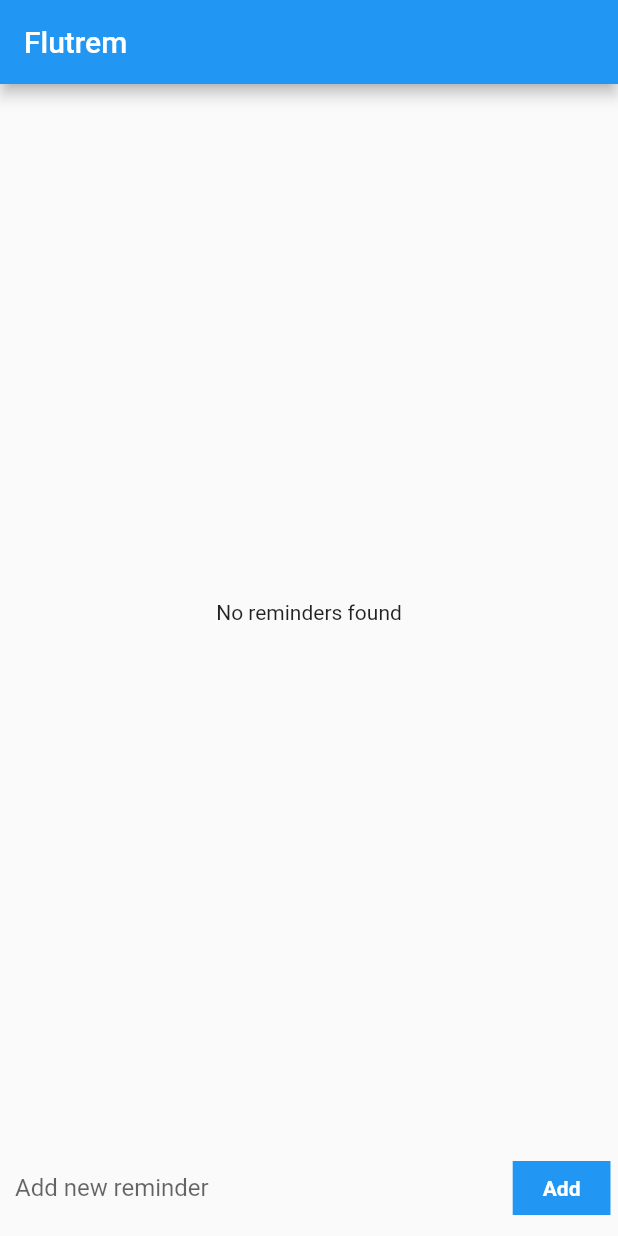
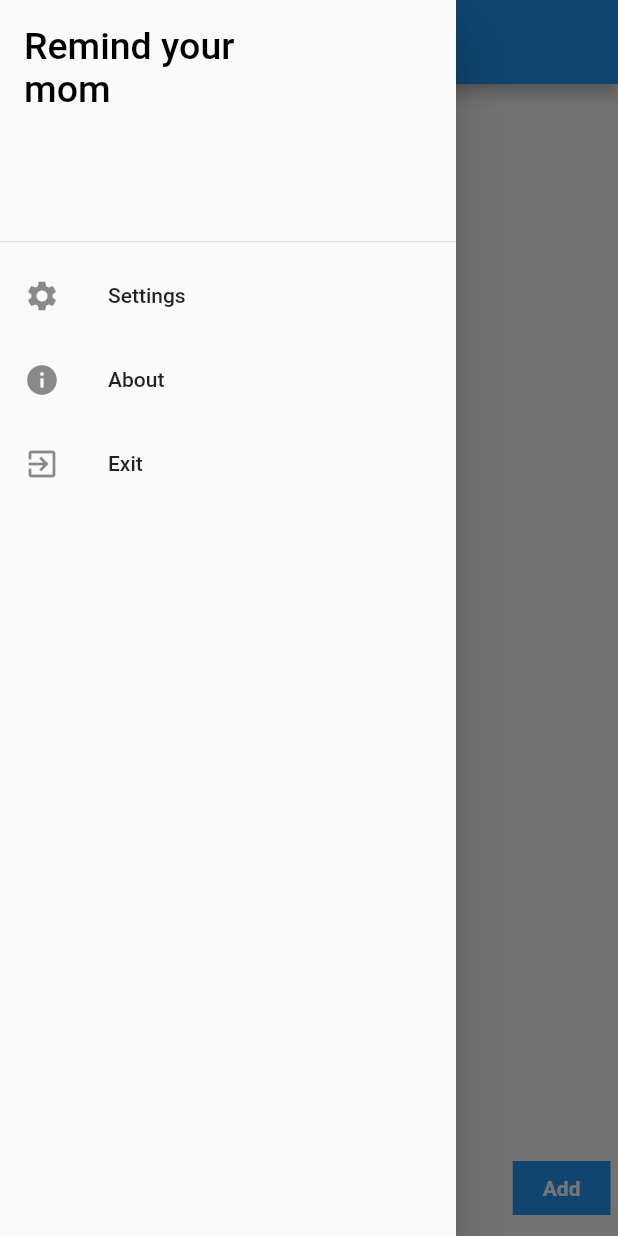
Before and after one commit to k-lar/flutrem, a Flutter app: the screen it shows after launch, with the side drawer open (before the commit the screen has no drawer), on a phone screen of 412 x 824 dp. Run offline on Flutter 3.47's test engine with Material 2 defaults, Android fonts, the phone set to English and light mode, and no system bars; our stand-ins replace sqflite; accounts and stored records are empty.

Commit message:
Made non-working sidebar

```diff
--- a/lib/screens/homepage.dart
+++ b/lib/screens/homepage.dart
@@ -1,5 +1,6 @@
 import 'package:flutrem/models/database_model.dart';
 import 'package:flutrem/models/rem_model.dart';
+import 'package:flutrem/widgets/navdrawer.dart';
 import 'package:flutter/material.dart';
 import 'package:flutrem/widgets/user_input.dart';
 import 'package:flutrem/widgets/rem_list.dart';
@@ -27,6 +28,7 @@ class _HomepageState extends State<Homepage> {
   @override
   Widget build(BuildContext context) {
     return Scaffold(
+      drawer: NavDrawer(),
       appBar: AppBar(
         title: const Text('Flutrem'),
       ),
--- /dev/null
+++ b/lib/widgets/navdrawer.dart
@@ -0,0 +1,38 @@
+import 'dart:io';
+
+import 'package:flutter/material.dart';
+import 'package:flutter/services.dart';
+
+class NavDrawer extends StatelessWidget {
+  @override
+  Widget build(BuildContext context) {
+    return Drawer(
+      child: ListView(
+        padding: EdgeInsets.zero,
+        children: <Widget>[
+          const DrawerHeader(
+            child: Text(
+              'Remind your\nmom',
+              style: TextStyle(color: Colors.black, fontSize: 25),
+            ),
+          ),
+          ListTile(
+            leading: const Icon(Icons.settings),
+            title: const Text('Settings'),
+            onTap: () => {Navigator.of(context).pop()},
+          ),
+          ListTile(
+            leading: const Icon(Icons.info),
+            title: const Text('About'),
+            onTap: () => {Navigator.of(context).pop()},
+          ),
+          ListTile(
+            leading: const Icon(Icons.exit_to_app),
+            title: const Text('Exit'),
+            onTap: () => {Navigator.of(context).pop()},
+          ),
+        ],
+      ),
+    );
+  }
+}
```
